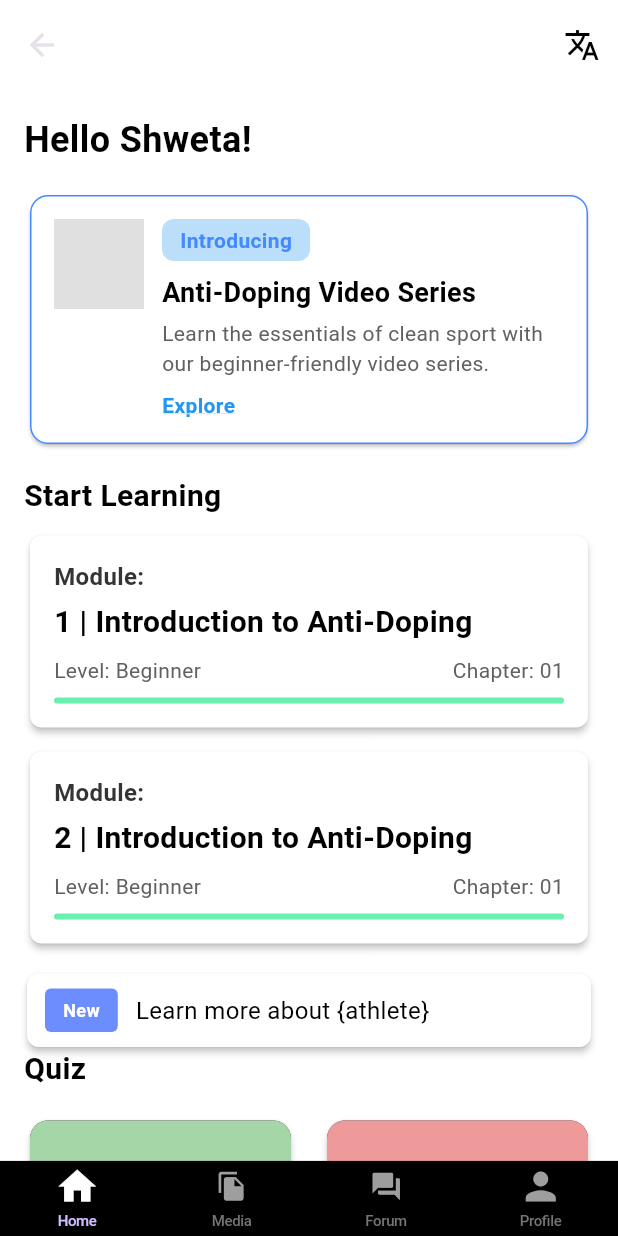
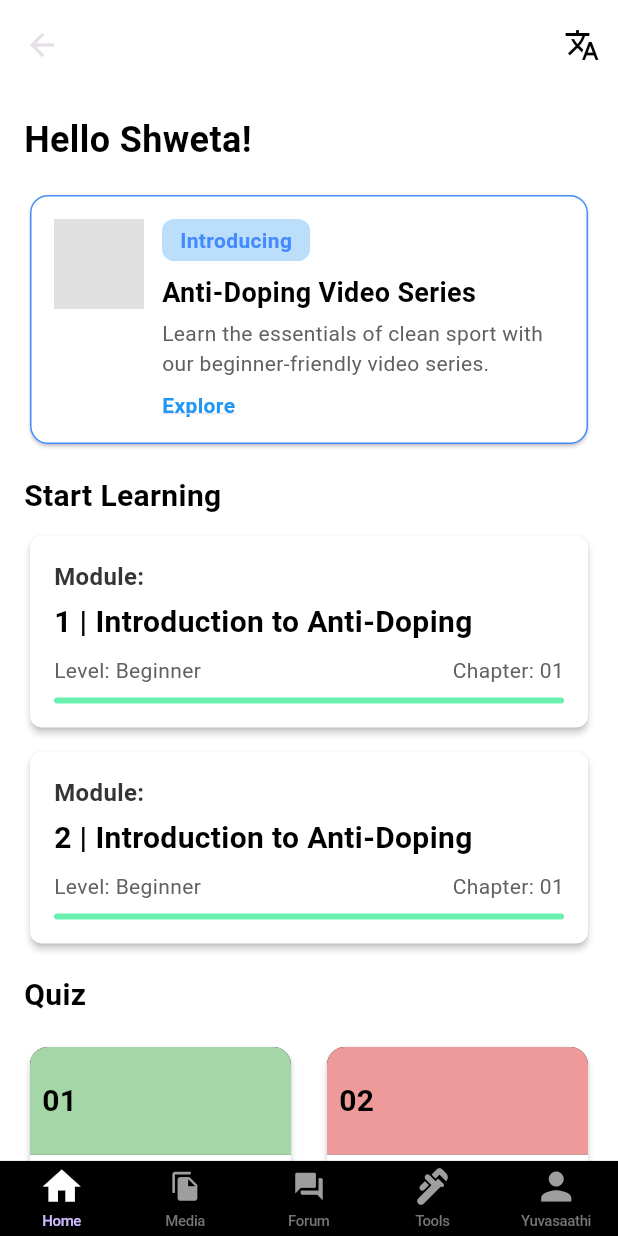
Before and after one commit to katyalmohit/athlete-aware, a Flutter app: the MobileScreenLayout screen opened directly, on a phone screen of 412 x 824 dp. Run offline on Flutter 3.47's test engine with Material 3 defaults, Android fonts, the light colour scheme and no system bars; our stand-ins replace carousel_slider, cloud_firestore, firebase_auth, firebase_core, flutter_spinkit, flutter_svg and 5 more; accounts and stored records are empty.

Commit message:
Add features

```diff
--- a/lib/responsive/mobile_screen_layout.dart
+++ b/lib/responsive/mobile_screen_layout.dart
@@ -77,12 +77,20 @@
             label: 'Forum',
             backgroundColor: primaryColor,
           ),
+           BottomNavigationBarItem(
+            icon: Icon(
+              Icons.plumbing,
+              color: _page == 3 ? primaryColor : secondaryColor,
+            ),
+            label: 'Tools',
+            backgroundColor: primaryColor,
+          ),
           BottomNavigationBarItem(
             icon: Icon(
               Icons.person,
-              color: _page == 3 ? primaryColor : secondaryColor,
+              color: _page == 4 ? primaryColor : secondaryColor,
             ),
-            label: 'Profile',
+            label: 'Yuvasaathi',
             backgroundColor: primaryColor,
           ),
         ],
--- a/lib/screens/home_screen.dart
+++ b/lib/screens/home_screen.dart
@@ -1,4 +1,4 @@
-import 'package:athlete_aware/screens/media_screen.dart';
+import 'package:athlete_aware/screens/case_study_screen.dart';
 import 'package:flutter/material.dart';
 
 class AntiDopingScreen extends StatefulWidget {
@@ -144,15 +144,12 @@
 
             // Modules List
             _buildModuleCard(1,
-                _isHindi ? "परिचय एंटी-डोपिंग" : "Introduction to Anti-Doping"),
+                _isHindi ? "एंटी-डोपिंग का परिचय" : "Introduction to Anti-Doping"),
             const SizedBox(height: 8),
             _buildModuleCard(2,
-                _isHindi ? "परिचय एंटी-डोपिंग" : "Introduction to Anti-Doping"),
+                _isHindi ? "एंटी-डोपिंग का परिचय" : "Introduction to Anti-Doping"),
 
             const SizedBox(height: 16),
-
-           NewAthleteCard(), // Adding the new card here
-
 
             // Quiz Section
             Text(
@@ -174,7 +171,7 @@
                 mainAxisSpacing: 16,
                 childAspectRatio: 1.2,
               ),
-              itemCount: 4, // Number of quiz cards
+              itemCount: 7, // Number of quiz cards
               itemBuilder: (context, index) {
                 // Data for each card
                 final colors = [
@@ -182,23 +179,44 @@
                   Colors.red.shade200,
                   Colors.yellow.shade200,
                   Colors.green.shade200,
+                  Colors.blue.shade200,
+                  Colors.pink.shade200,
+                  Colors.orange.shade200,
                 ];
                 final titles = _isHindi
                     ? [
                         "एंटी-डोपिंग जागरूकता",
-                        "नियम और डोपिंग जागरूकता",
-                        "एंटी-डोपिंग जागरूकता",
-                        "एंटी-डोपिंग जागरूकता",
+                        "प्रतिबंधित पदार्थ और तरीके",
+                        "परीक्षण और पहचान",
+                        "एथलीट की जिम्मेदारियां",
+                        "डोपिंग के परिणाम",
+                        "स्वच्छ खेल प्रचार",
+                        "अध्ययन मामला",
                       ]
                     : [
                         "Anti-doping Awareness",
-                        "Rules and Awareness",
-                        "Anti-doping Awareness",
-                        "Anti-doping Awareness",
+                        "Prohibited substances & Methods",
+                        "Testing & Detection",
+                        "Athlete Responsibilities",
+                        "Consequences of Doping",
+                        "Clean Sport Advocacy",
+                        "Case Study",
                       ];
-                final numbers = ["01", "02", "03", "04"];
+                final numbers = ["01", "02", "03", "04", "05", "06", "07"];
 
-                return Card(
+                return GestureDetector(
+                  onTap: () {
+                    if (index == 6) {
+                      // Navigate to Case Study screen for the last card
+                      Navigator.push(
+                        context,
+                        MaterialPageRoute(
+                          builder: (context) => CaseStudyScreen(),
+                        ),
+                      );
+                    }
+                  },
+                  child: Card(
                     shape: RoundedRectangleBorder(
                       borderRadius: BorderRadius.circular(12),
                     ),
@@ -236,8 +254,7 @@
                         Expanded(
                           flex: 1,
                           child: Container(
-                          color:
-                              Colors.white, // Set the background color to white
+                            color: Colors.white, // Set the background color to white
                             child: Padding(
                               padding: const EdgeInsets.all(8.0),
                               child: Align(
@@ -255,6 +272,7 @@
                           ),
                         ),
                       ],
+                    ),
                   ),
                 );
               },
@@ -328,56 +346,3 @@
     );
   }
 }
-
-
-class NewAthleteCard extends StatelessWidget {
-  @override
-  Widget build(BuildContext context) {
-    return SizedBox(
-      width: double.infinity, // Ensures the card takes up the full width of the parent
-      child: Card(
-        color: Colors.white,
-        elevation: 2,
-        margin: const EdgeInsets.symmetric(horizontal: 2), // Matches margin of other cards
-        shape: RoundedRectangleBorder(
-          borderRadius: BorderRadius.circular(8),
-        ),
-        child: Padding(
-          padding: const EdgeInsets.symmetric(vertical: 10, horizontal: 12),
-          child: Row(
-            children: [
-              // "New" Badge
-              Container(
-                padding: const EdgeInsets.symmetric(horizontal: 12, vertical: 6),
-                decoration: BoxDecoration(
-                  color: Color(0xFF6C8DFE), // Blue color for the badge
-                  borderRadius: BorderRadius.circular(4),
-                ),
-                child: const Text(
-                  "New",
-                  style: TextStyle(
-                    color: Colors.white, // White text color for the badge
-                    fontWeight: FontWeight.bold,
-                    fontSize: 12,
-                  ),
-                ),
-              ),
-              const SizedBox(width: 12), // Spacing between badge and text
-              // Main Text
-              Expanded(
-                child: Text(
-                  "Learn more about {athlete}", // Replace {athlete} dynamically if needed
-                  style: TextStyle(
-                    color: Colors.black, // Black text color
-                    fontSize: 16,
-                    fontWeight: FontWeight.normal,
-                  ),
-                ),
-              ),
-            ],
-          ),
-        ),
-      ),
-    );
-  }
-}
--- a/lib/utils/global_variables.dart
+++ b/lib/utils/global_variables.dart
@@ -6,7 +6,9 @@
   AntiDopingScreen(), // Home Screen
   const Text("Media"),
   const Text("Forum"),
+  const Text("Tool"),
   const Text("Profile"),
+
    // Home Screen
     // Profile Screen
 ];
```
Also changed, not shown: lib/screens/case_study_screen.dart (added, +134 -0 lines). Lines whose indentation alone changed are shown as unchanged.
